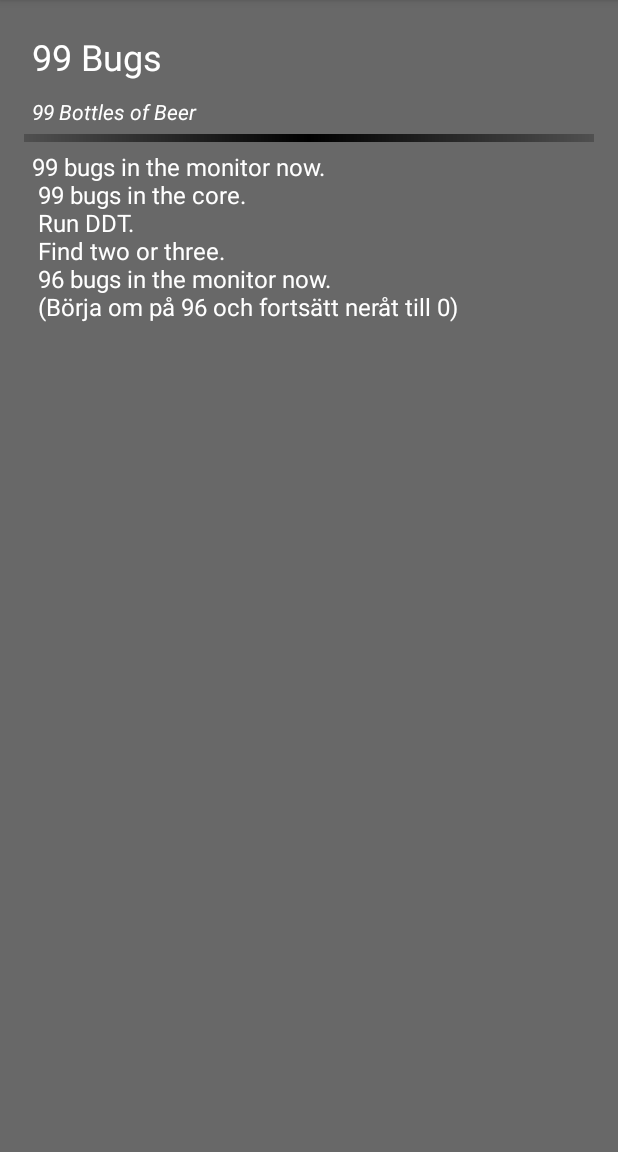
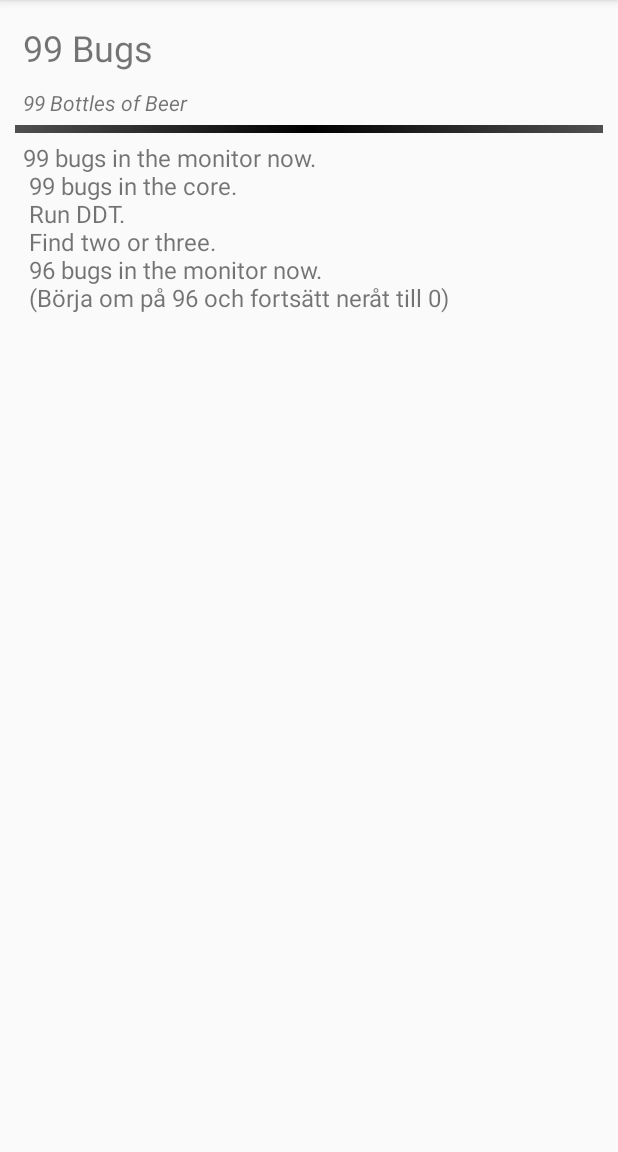
Before and after one commit to oskaremilsson/spiikpsangbok, an Android app: the screen it shows after launch (MainActivity), after a tap on "99 Bugs", on a phone screen of 412 x 824 dp, the part 84-1236 px from its top. Run offline under Robolectric (Android 15) with nearby library versions, the phone set to English and light mode, and no system bars; 2 statements that could not run were skipped.

Commit message:
Colour and layout changes
* Made colours more Android-like
* Made layouts for list-rows more Android-like
* Made layout changes to support row-based listviews
* Fixed a search bug
* Fixed an overlapping fragments bug

```diff
--- a/app/src/main/java/se/bthstudent/sis/psangbok/app/SongArrayAdapter.java
+++ b/app/src/main/java/se/bthstudent/sis/psangbok/app/SongArrayAdapter.java
@@ -14,7 +14,7 @@ public class SongArrayAdapter extends ArrayAdapter<Song> {
 	private Activity context;
 
 	public SongArrayAdapter(Activity context, ArrayList<Song> objects) {
-		super(context, R.layout.fragment_songs, objects);
+		super(context, R.layout.songs_row, objects);
 		this.songs = objects;
 		this.context = context;
 	}
@@ -22,7 +22,7 @@ public class SongArrayAdapter extends ArrayAdapter<Song> {
 	@Override
 	public View getView(int position, View convertView, ViewGroup parent) {
 		LayoutInflater inflater = context.getLayoutInflater();
-		View rowView = inflater.inflate(R.layout.fragment_songs, null, true);
+		View rowView = inflater.inflate(R.layout.songs_row, null, true);
 
 		TextView title = (TextView)rowView.findViewById(R.id.list_title);
 		title.setText(songs.get(position).getTitle());
--- a/app/src/main/java/se/bthstudent/sis/psangbok/app/SongsActivity.java
+++ b/app/src/main/java/se/bthstudent/sis/psangbok/app/SongsActivity.java
@@ -32,7 +32,7 @@ public class SongsActivity extends ActionBarActivity {
     @Override
     protected void onCreate(Bundle savedInstanceState) {
         super.onCreate(savedInstanceState);
-        setContentView(R.layout.activity_songs);
+        setContentView(R.layout.fragment_songs);
         if (savedInstanceState == null) {
             getSupportFragmentManager().beginTransaction()
                     .add(R.id.container, new SongsFragment())
@@ -97,12 +97,11 @@ public class SongsActivity extends ActionBarActivity {
 			if(songMatch != null) {
 				songs = dbHelper.getSongsMatching(songMatch);
 			}
-			TextView textView = (TextView) rootView.findViewById(R.id.list_title);
+			//TextView textView = (TextView) rootView.findViewById(R.id.textViewSearch);
 
-			editText = new EditText(getActivity());
+			//editText = new EditText(getActivity());
+            editText = (EditText) rootView.findViewById(R.id.textViewSearch);
 			editText.setHint("Search");
-			editText.setGravity(Gravity.TOP | Gravity.CENTER_HORIZONTAL);
-			editText.setTextSize(textView.getTextSize()/2);
 
 			editText.addTextChangedListener(new TextWatcher() {
 
@@ -124,7 +123,7 @@ public class SongsActivity extends ActionBarActivity {
 				}
 			});
 
-			container.addView(editText);
+			//container.addView(editText);
 
 			listView = (ListView) rootView.findViewById(R.id.listView);
 			listView.setAdapter(new SongArrayAdapter(getActivity(), songs));
--- a/app/src/main/res/layout/activity_main.xml
+++ b/app/src/main/res/layout/activity_main.xml
@@ -5,7 +5,6 @@
     android:id="@+id/drawer_layout"
     android:layout_width="match_parent"
     android:layout_height="match_parent"
-	android:background="@color/gray"
     tools:context="se.bthstudent.sis.psangbok.app.MainActivity">
 
     <!-- As the main content view, the view below consumes the entire
--- a/app/src/main/res/layout/fragment_main.xml
+++ b/app/src/main/res/layout/fragment_main.xml
@@ -8,9 +8,4 @@
     android:paddingBottom="@dimen/activity_vertical_margin"
     tools:context="se.bthstudent.sis.psangbok.app.MainActivity$PlaceholderFragment">
 
-    <TextView
-        android:id="@+id/section_label"
-        android:layout_width="wrap_content"
-        android:layout_height="wrap_content" />
-
 </RelativeLayout>
--- a/app/src/main/res/layout/fragment_view_song.xml
+++ b/app/src/main/res/layout/fragment_view_song.xml
@@ -12,7 +12,6 @@
 		android:layout_width="fill_parent"
 		android:layout_height="wrap_content"
 		android:layout_margin="5dp"
-		android:textColor="#FFFFFF"
 		android:textSize="24sp" />
 	<TextView
 		android:id="@+id/song_info"
@@ -20,7 +19,6 @@
 		android:layout_height="wrap_content"
 		android:layout_margin="5dp"
 		android:textStyle="italic"
-		android:textColor="#FFFFFF"
 		android:layout_below="@+id/song_title"
 		android:textSize="14sp" />
 	<View android:id="@+id/divider"
@@ -39,7 +37,6 @@
 			android:id="@+id/song_text"
 			android:layout_width="fill_parent"
 			android:layout_height="fill_parent"
-			android:textColor="#FFFFFF"
 			android:textSize="16sp"
 			 />
 	</ScrollView>
--- a/app/src/main/res/values/color.xml
+++ b/app/src/main/res/values/color.xml
@@ -1,6 +1,4 @@
 <?xml version="1.0" encoding="utf-8"?>
 <resources>
-	<color
-			name="gray"
-			>#686868</color>
+	<color name="gray">#686868</color>
 </resources>
--- a/app/src/main/res/values/dimens.xml
+++ b/app/src/main/res/values/dimens.xml
@@ -1,7 +1,9 @@
 <resources>
     <!-- Default screen margins, per the Android Design guidelines. -->
-    <dimen name="activity_horizontal_margin">16dp</dimen>
-    <dimen name="activity_vertical_margin">16dp</dimen>
+    <dimen name="activity_horizontal_margin">10dp</dimen>
+    <dimen name="activity_vertical_margin">10dp</dimen>
+    <dimen name="row_horizontal_margin">14dp</dimen>
+    <dimen name="row_vertical_margin">10dp</dimen>
 
     <!-- Per the design guidelines, navigation drawers should be between 240dp and 320dp:
          https://developer.android.com/design/patterns/navigation-drawer.html -->
```
Also changed, not shown: app/src/main/res/layout/activity_songs.xml (deleted, +0 -14 lines), app/src/main/res/layout/fragment_songs.xml (+17 -30 lines), app/src/main/res/layout/songs_row.xml (added, +25 -0 lines).
